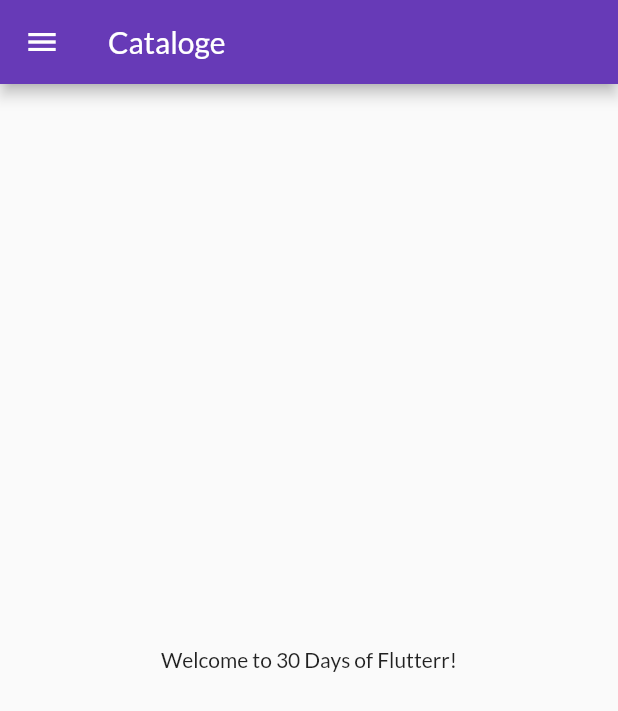
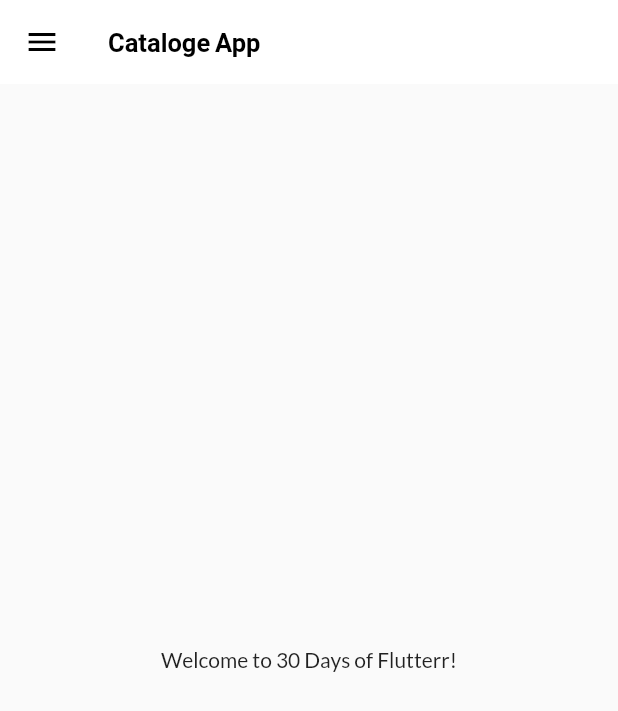
Before and after one commit to hanan0998/30DaysOffFlutter, a Flutter app: the screen it shows after launch, on a phone screen of 412 x 824 dp. Shown: the top 711 px of the screen. Run offline on Flutter 3.47's test engine with Material 2 defaults, Android fonts, the light colour scheme and no system bars; our stand-ins replace google_fonts.

Commit message:
Theme Extracted !

```diff
--- a/lib/main.dart
+++ b/lib/main.dart
@@ -4,6 +4,7 @@
 import 'pages/login_page.dart';
 import 'package:google_fonts/google_fonts.dart';
 import 'utils/routes.dart';
+import './widgets/theme.dart';
 
 void main() {
   runApp(MyApp());
@@ -17,15 +18,11 @@
       // Appling dark theme to the app
       themeMode: ThemeMode.light,
       // this is themedata for dark theme
-      darkTheme: ThemeData(brightness: Brightness.dark),
+      // MyTheme is the class we made in widgets/theme.dart
+      darkTheme: MyTheme.DarkTheme(context),
       // theme data for light theme
-      theme: ThemeData(
-        primarySwatch: Colors.deepPurple,
-        // for primary text only
-        primaryTextTheme: GoogleFonts.latoTextTheme(),
-        // for all text
-        fontFamily: GoogleFonts.lato().fontFamily,
-      ),
+      // MyTheme is the class we made in widgets/theme.dart
+      theme: MyTheme.LightTheme(context),
       // route takes map (dictionary)
 
       routes: {
--- a/lib/pages/home_page.dart
+++ b/lib/pages/home_page.dart
@@ -8,7 +8,12 @@
   Widget build(BuildContext context) {
     return Scaffold(
       appBar: AppBar(
-        title: Text("Cataloge"),
+        // backgroundColor: Colors.white,
+        // // to remove the elevation
+        // elevation: 0.0,
+        // // changing the color of the icon
+        // iconTheme: IconThemeData(color: Colors.black),
+        title: Text("Cataloge App "),
       ),
       body: Center(
         child: Container(
--- /dev/null
+++ b/lib/widgets/theme.dart
@@ -0,0 +1,26 @@
+import 'package:flutter/material.dart';
+import 'package:google_fonts/google_fonts.dart';
+
+class MyTheme {
+  static ThemeData LightTheme(BuildContext context) => ThemeData(
+        primarySwatch: Colors.deepPurple,
+        // for primary text only
+        primaryTextTheme: GoogleFonts.latoTextTheme(),
+        // for all text
+        fontFamily: GoogleFonts.lato().fontFamily,
+        // adding app bar theme of the whole app
+        appBarTheme: AppBarTheme(
+          color: Colors.white,
+          elevation: 0.0,
+          iconTheme: IconThemeData(
+            color: Colors.black,
+          ),
+          titleTextStyle: TextStyle(
+              color: Colors.black, fontSize: 17, fontWeight: FontWeight.bold),
+        ),
+      );
+  // making ThemeData for dark theme
+  static ThemeData DarkTheme(BuildContext context) => ThemeData(
+        brightness: Brightness.dark,
+      );
+}
```
